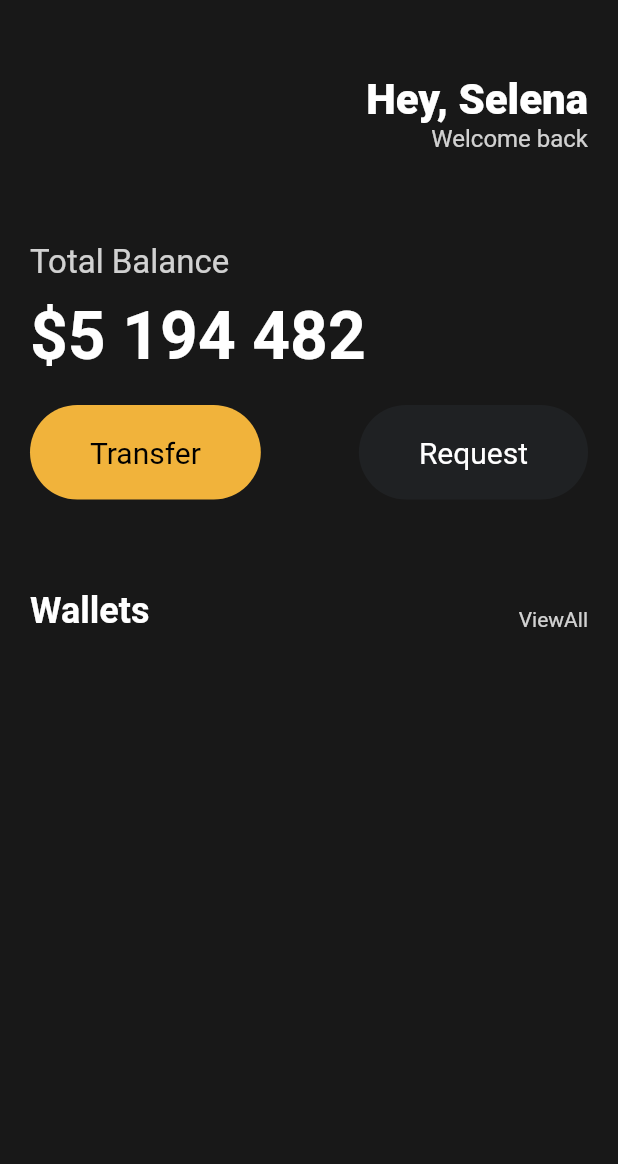
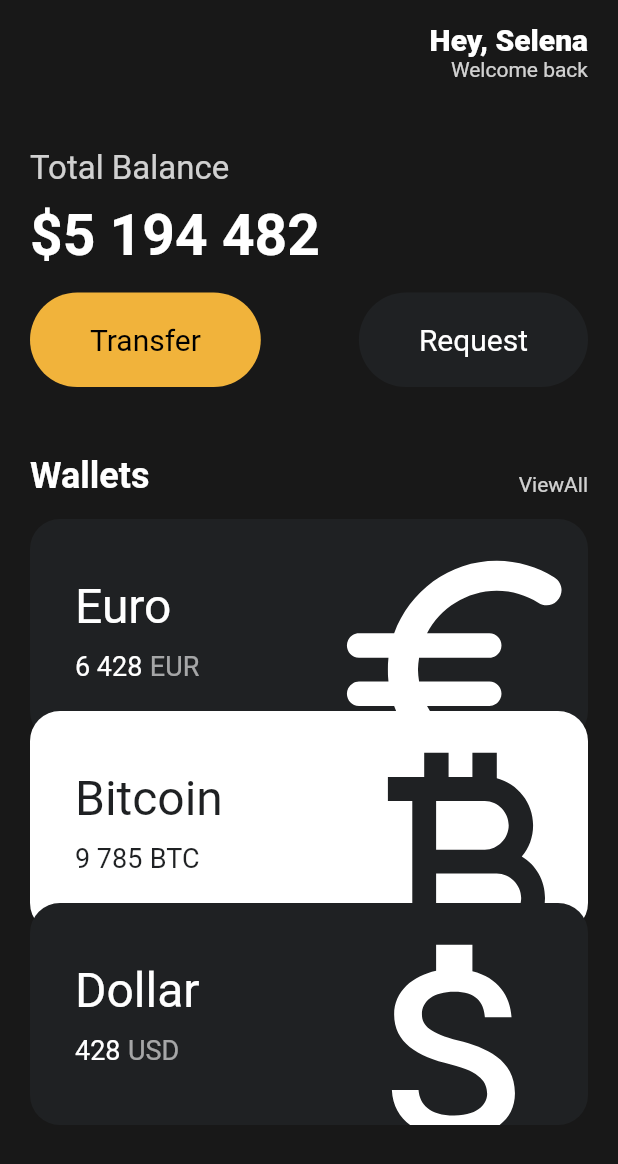
Before and after one commit to ch-hyungoh/toonfix_flutter, a Flutter app: the screen it shows after launch, on a phone screen of 412 x 824 dp. Shown: the top 1164 px of the screen. Run offline on Flutter 3.47's test engine with Material 2 defaults, Android fonts, the phone set to English and light mode, and no system bars.

Commit message:
fix1
fix 1번째

```diff
--- a/lib/main.dart
+++ b/lib/main.dart
@@ -1,5 +1,6 @@
 import 'package:flutter/material.dart';
 import 'package:toonflix/widgets/button.dart';
+import 'package:toonflix/widgets/currency_dart.dart';
 
 void main() {
   runApp(const App());
@@ -12,16 +13,21 @@ class App extends StatelessWidget {
   Widget build(BuildContext context) {
     return MaterialApp(
       home: Scaffold(
+          // 배경색 가져와서
           backgroundColor: const Color(0xFF181818),
-          body: Padding(
+          body: SingleChildScrollView(
+            // 왼쪽의 노란 전구를 클릭해서 패딩을 추가할수 있다
+            child: Padding(
               padding: const EdgeInsets.symmetric(
                 horizontal: 20,
               ),
               child: Column(
+                // 세로를 맞추면서 가로 정렬 설정
                 crossAxisAlignment: CrossAxisAlignment.start,
                 children: [
+                  // 중간에 공간을 만들어서 띄우기 만들기 위한 box
                   const SizedBox(
-                  height: 50,
+                    height: 15,
                   ),
                   Row(
                     mainAxisAlignment: MainAxisAlignment.end,
@@ -33,7 +39,7 @@ class App extends StatelessWidget {
                             'Hey, Selena',
                             style: TextStyle(
                               color: Colors.white,
-                            fontSize: 28,
+                              fontSize: 20,
                               fontWeight: FontWeight.w800,
                             ),
                           ),
@@ -41,7 +47,7 @@ class App extends StatelessWidget {
                             'Welcome back',
                             style: TextStyle(
                               color: Colors.white.withOpacity(0.8),
-                            fontSize: 16,
+                              fontSize: 14,
                             ),
                           ),
                         ],
@@ -49,7 +55,7 @@ class App extends StatelessWidget {
                     ],
                   ),
                   const SizedBox(
-                  height: 60,
+                    height: 45,
                   ),
                   Text(
                     'Total Balance',
@@ -64,13 +70,13 @@ class App extends StatelessWidget {
                   const Text(
                     '\$5 194 482',
                     style: TextStyle(
-                    fontSize: 44,
+                      fontSize: 38,
                       fontWeight: FontWeight.w600,
                       color: Colors.white,
                     ),
                   ),
                   const SizedBox(
-                  height: 20,
+                    height: 15,
                   ),
                   const Row(
                     mainAxisAlignment: MainAxisAlignment.spaceBetween,
@@ -87,7 +93,7 @@ class App extends StatelessWidget {
                     ],
                   ),
                   const SizedBox(
-                  height: 60,
+                    height: 45,
                   ),
                   Row(
                     crossAxisAlignment: CrossAxisAlignment.end,
@@ -109,8 +115,36 @@ class App extends StatelessWidget {
                         ),
                       ),
                     ],
-                )
+                  ),
+                  const SizedBox(
+                    height: 15,
+                  ),
+                  const CurrencyCard(
+                    num: 0,
+                    name: 'Euro',
+                    code: 'EUR',
+                    amount: '6 428',
+                    icon: Icons.euro_rounded,
+                    isInverted: false,
+                  ),
+                  const CurrencyCard(
+                    num: -20,
+                    name: 'Bitcoin',
+                    code: 'BTC',
+                    amount: '9 785',
+                    icon: Icons.currency_bitcoin,
+                    isInverted: true,
+                  ),
+                  const CurrencyCard(
+                    num: -40,
+                    name: 'Dollar',
+                    code: 'USD',
+                    amount: '428',
+                    icon: Icons.attach_money_outlined,
+                    isInverted: false,
+                  ),
                 ],
+              ),
             ),
           )),
     );
--- /dev/null
+++ b/lib/widgets/currency_dart.dart
@@ -0,0 +1,91 @@
+import 'package:flutter/material.dart';
+
+class CurrencyCard extends StatelessWidget {
+  final String name, code, amount;
+  final IconData icon;
+  final bool isInverted;
+  final double num;
+
+  final _blackColor = const Color(0xff1f2123);
+
+  const CurrencyCard({
+    super.key,
+    required this.name,
+    required this.code,
+    required this.amount,
+    required this.icon,
+    required this.isInverted,
+    required this.num,
+  });
+
+  @override
+  Widget build(BuildContext context) {
+    return Transform.translate(
+      offset: Offset(0, num),
+      child: Container(
+        clipBehavior: Clip.hardEdge,
+        decoration: BoxDecoration(
+          color: isInverted ? Colors.white : _blackColor,
+          borderRadius: BorderRadius.circular(20),
+        ),
+        child: Padding(
+          padding: const EdgeInsets.all(30),
+          child: Row(
+            mainAxisAlignment: MainAxisAlignment.spaceBetween,
+            children: [
+              Column(
+                crossAxisAlignment: CrossAxisAlignment.start,
+                children: [
+                  Text(
+                    name,
+                    style: TextStyle(
+                      color: isInverted ? _blackColor : Colors.white,
+                      fontSize: 32,
+                    ),
+                  ),
+                  const SizedBox(
+                    height: 10,
+                  ),
+                  Row(
+                    children: [
+                      Text(
+                        amount,
+                        style: TextStyle(
+                          color: isInverted ? _blackColor : Colors.white,
+                          fontSize: 18,
+                        ),
+                      ),
+                      const SizedBox(
+                        width: 5,
+                      ),
+                      Text(
+                        code,
+                        style: TextStyle(
+                          color: isInverted
+                              ? _blackColor
+                              : Colors.white.withOpacity(0.6),
+                          fontSize: 18,
+                        ),
+                      ),
+                    ],
+                  ),
+                ],
+              ),
+              Transform.scale(
+                scale: 2.2,
+                child: Transform.translate(
+                  offset: const Offset(-5, 12),
+                  child: Icon(
+                    icon,
+                    color: isInverted ? _blackColor : Colors.white,
+                    size: 88,
+                  ),
+                ),
+              )
+            ],
+          ),
+        ),
+      ),
+    );
+  }
+}
```
Lines whose indentation alone changed are shown as unchanged.
